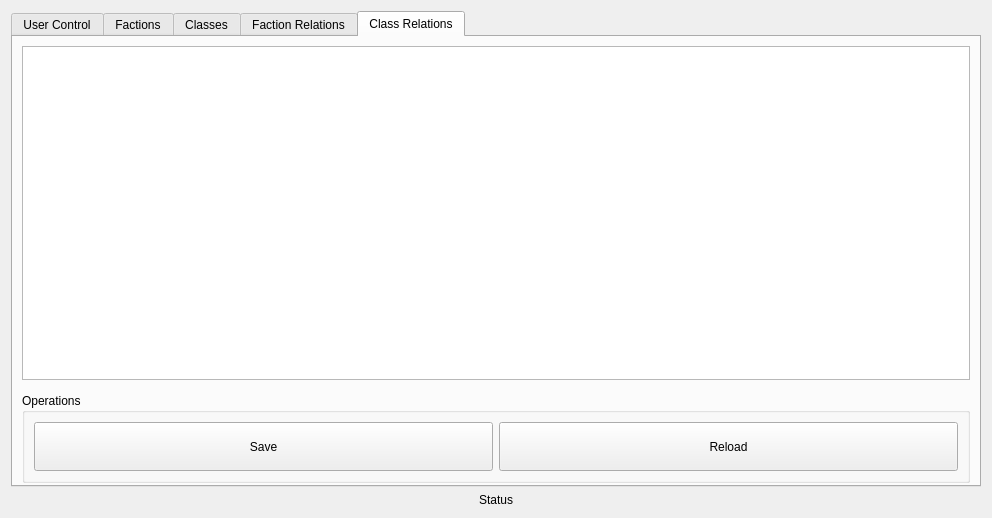
Old version of the form admincontrolform.ui in the repository SpaceWind/battle_progress_client.
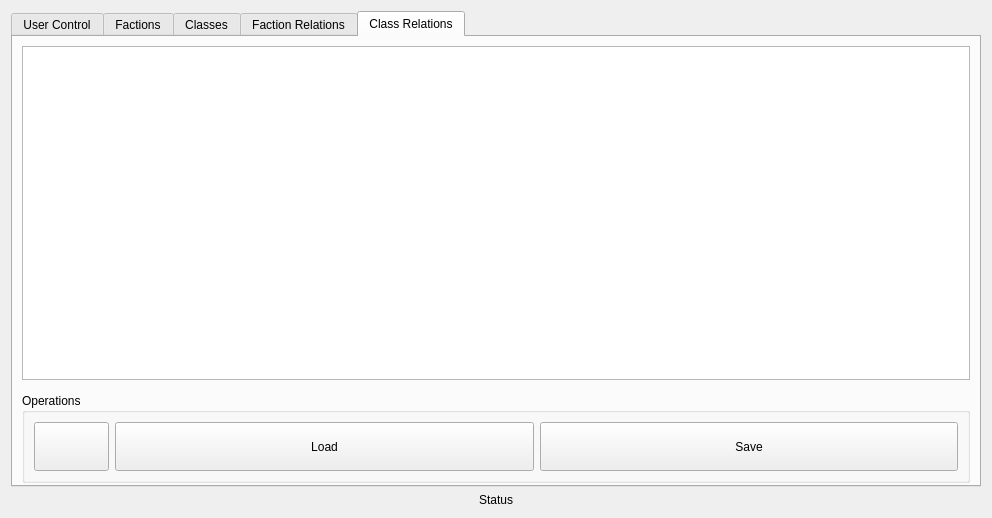
New version of the form. The open tabs and pages were chosen to show the change. Icons and pictures are not drawn.

Commit message: class relation; faction relations; somthing i forgot

What changed in the file:
```diff
--- a/admincontrolform.ui
+++ b/admincontrolform.ui
@@ -698,15 +698,31 @@
            </property>
            <layout class="QHBoxLayout" name="horizontalLayout_4">
             <item>
-             <widget class="QPushButton" name="pushButton_8">
+             <widget class="QPushButton" name="pushButton_12">
               <property name="sizePolicy">
-               <sizepolicy hsizetype="Minimum" vsizetype="Expanding">
+               <sizepolicy hsizetype="Minimum" vsizetype="Preferred">
                 <horstretch>0</horstretch>
                 <verstretch>0</verstretch>
                </sizepolicy>
               </property>
+              <property name="maximumSize">
+               <size>
+                <width>75</width>
+                <height>16777215</height>
+               </size>
+              </property>
               <property name="text">
-               <string>Save</string>
+               <string/>
+              </property>
+              <property name="icon">
+               <iconset resource="main.qrc">
+                <normaloff>:/assets/refresh.ico</normaloff>:/assets/refresh.ico</iconset>
+              </property>
+              <property name="iconSize">
+               <size>
+                <width>48</width>
+                <height>48</height>
+               </size>
               </property>
              </widget>
             </item>
@@ -719,7 +735,40 @@
                </sizepolicy>
               </property>
               <property name="text">
-               <string>Reload</string>
+               <string>Load</string>
+              </property>
+              <property name="icon">
+               <iconset resource="main.qrc">
+                <normaloff>:/assets/load.png</normaloff>:/assets/load.png</iconset>
+              </property>
+              <property name="iconSize">
+               <size>
+                <width>48</width>
+                <height>48</height>
+               </size>
+              </property>
+             </widget>
+            </item>
+            <item>
+             <widget class="QPushButton" name="pushButton_8">
+              <property name="sizePolicy">
+               <sizepolicy hsizetype="Minimum" vsizetype="Expanding">
+                <horstretch>0</horstretch>
+                <verstretch>0</verstretch>
+               </sizepolicy>
+              </property>
+              <property name="text">
+               <string>Save</string>
+              </property>
+              <property name="icon">
+               <iconset resource="main.qrc">
+                <normaloff>:/assets/save.png</normaloff>:/assets/save.png</iconset>
+              </property>
+              <property name="iconSize">
+               <size>
+                <width>48</width>
+                <height>48</height>
+               </size>
               </property>
              </widget>
             </item>
```
Left out of the diff: 120 changed lines with no effect on the pictures. The commit also changes 13 other files.
